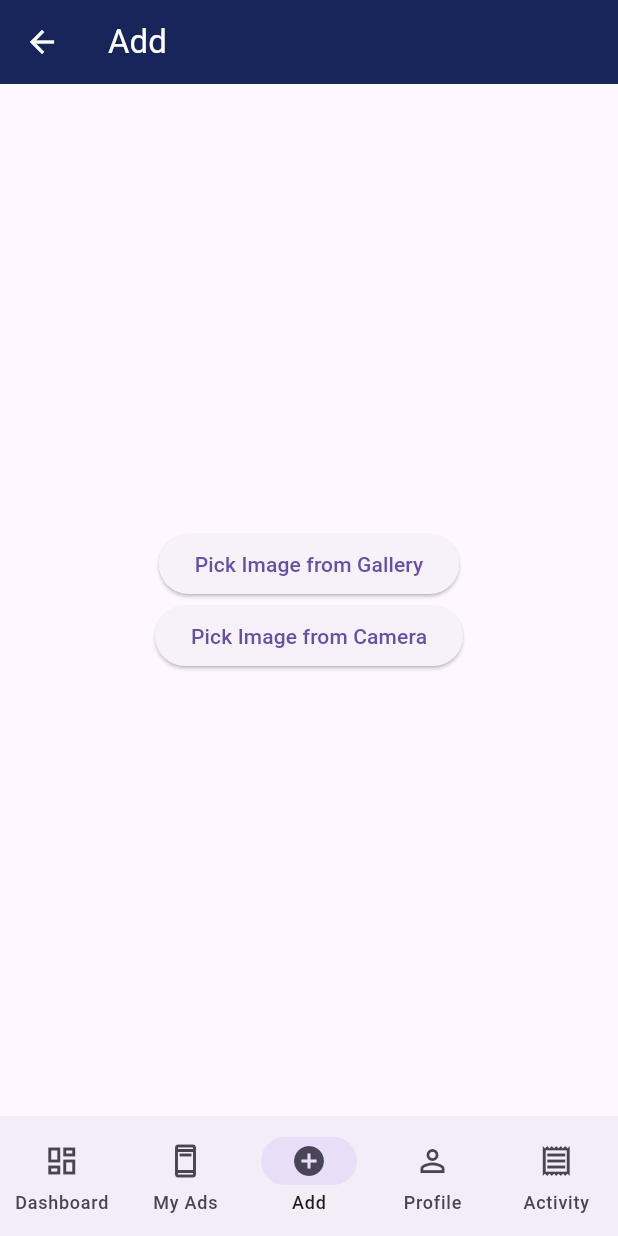
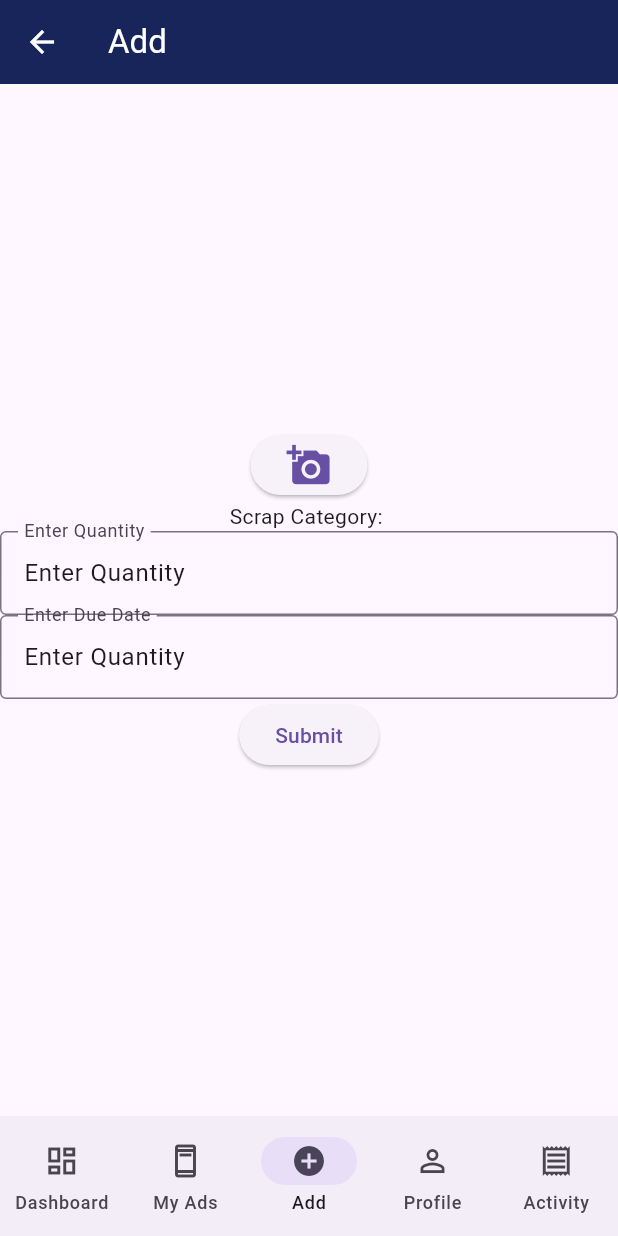
Before and after one commit to moneygoyal02/scrapconApp, a Flutter app: the DashboardScreen screen opened directly, item 3 of the bottom bar chosen, on a phone screen of 412 x 824 dp. Run offline on Flutter 3.47's test engine with Material 3 defaults, Android fonts, the light colour scheme and no system bars; our stand-ins replace flutter_svg, image_picker, material_design_icons_flutter; network calls fail.

Commit message:
Add User camera screen

```diff
--- a/scrapcon/lib/screens/user_screens/dashboard_screen.dart
+++ b/scrapcon/lib/screens/user_screens/dashboard_screen.dart
@@ -7,8 +7,10 @@ import 'user_activity.dart';
 import 'user_bottom_nav_bar.dart';
 
 class DashboardScreen extends StatefulWidget {
+  const DashboardScreen({super.key});
+
   @override
-  _DashboardScreenState createState() => _DashboardScreenState();
+  State<DashboardScreen> createState() => _DashboardScreenState();
 }
 
 class _DashboardScreenState extends State<DashboardScreen> {
@@ -32,7 +34,13 @@ class _DashboardScreenState extends State<DashboardScreen> {
   Widget build(BuildContext context) {
     return Scaffold(
       appBar: AppBar(
-        title: Text(['Dashboard', 'My Ads', 'Add', 'Profile', 'Activity'][_currentIndex]),
+        title: Text([
+          'Dashboard',
+          'My Ads',
+          'Add',
+          'Profile',
+          'Activity'
+        ][_currentIndex]),
         backgroundColor: Color(0xFF17255A),
         foregroundColor: Colors.white,
         elevation: 0,
--- a/scrapcon/lib/screens/user_screens/user_add.dart
+++ b/scrapcon/lib/screens/user_screens/user_add.dart
@@ -6,8 +6,47 @@ import 'package:flutter/material.dart';
 import 'package:image_picker/image_picker.dart';
 import 'package:http/http.dart' as http;
 import 'package:scrapcon/screens/passwords.dart';
+import 'package:scrapcon/screens/user_screens/user_activity.dart';
+
+import 'dart:ui';
+import 'package:flutter/material.dart';
+
+class LoadingOverlay extends StatelessWidget {
+  final bool isLoading;
+  final Widget child;
+
+  const LoadingOverlay({
+    super.key,
+    required this.isLoading,
+    required this.child,
+  });
+
+  @override
+  Widget build(BuildContext context) {
+    return Stack(
+      children: [
+        child, // Main content
+        if (isLoading) ...[
+          Positioned.fill(
+              child: BackdropFilter(
+            filter: ImageFilter.blur(sigmaX: 5, sigmaY: 5),
+            child: Opacity(
+              opacity: 0.3,
+              child: Container(
+                alignment: Alignment.center,
+                child: const CircularProgressIndicator(),
+              ),
+            ),
+          )),
+        ],
+      ],
+    );
+  }
+}
 
 class UserAddScreen extends StatefulWidget {
+  const UserAddScreen({super.key});
+
   @override
   State<UserAddScreen> createState() => _UserAddScreenState();
 }
@@ -17,15 +56,20 @@ class _UserAddScreenState extends State<UserAddScreen> {
   List<dynamic>? _detectedObjects;
   bool _isLoading = false;
 
-  Future<void> _pickImage(ImageSource source) async {
-    final pickedFile = await ImagePicker().pickImage(source: source);
+  String scrapCategory = '';
+  final _quantityController = TextEditingController(text: 'Enter Quantity');
+  final _scheduledDateController =
+      TextEditingController(text: 'Enter Due Date');
+
+  Future<void> _pickImage() async {
+    final pickedFile =
+        await ImagePicker().pickImage(source: ImageSource.camera);
 
     setState(() {
       if (pickedFile != null) {
         _image = File(pickedFile.path);
-        _detectedObjects = null; // Clear previous results
-      } else {
-        print('No image selected.');
+        _detectedObjects = null;
+        scrapCategory = '';
       }
     });
 
@@ -48,7 +92,9 @@ class _UserAddScreenState extends State<UserAddScreen> {
       final response = await http.post(
         Uri.parse(
             '${Passwords.backendUrl}/detect'), // Replace with your backend URL
-        body: jsonEncode({'image': base64Image}),
+        body: jsonEncode({
+          'image': base64Image,
+        }),
         headers: {'Content-Type': 'application/json'},
       );
 
@@ -56,21 +102,50 @@ class _UserAddScreenState extends State<UserAddScreen> {
         final jsonData = jsonDecode(response.body);
         setState(() {
           _detectedObjects = jsonData['objects'];
+
           _isLoading = false;
+          if (_detectedObjects == null || _detectedObjects!.isEmpty) {
+            _showErrorDialog('ERROR: ${response.body} ${response.statusCode}');
+          } else {
+            scrapCategory = _detectedObjects![0]['name'];
+          }
         });
       } else {
-        print('Error: ${response.statusCode}');
         setState(() {
           _isLoading = false;
         });
-        _showErrorDialog('Error: ${response.statusCode}');
+        _showErrorDialog('ERROR: ${response.body} ${response.statusCode}');
       }
     } catch (e) {
-      print('Error: $e');
       setState(() {
         _isLoading = false;
       });
-      _showErrorDialog('An error occurred: $e');
+      _showErrorDialog('ERROR: $e');
+    }
+  }
+
+  void _submitPickupRequest() async {
+    final response = await http.post(
+      Uri.parse(
+          '${Passwords.backendUrl}/api/pickups/request'), // Replace with your backend URL
+      body: jsonEncode({
+        'scrapImage': _image!,
+        'category': scrapCategory,
+        'quantity': _quantityController.text,
+        'scheduledDate': _scheduledDateController.text,
+      }),
+      headers: {'Content-Type': 'application/json'},
+    );
+
+    if (response.statusCode == 200) {
+      // ignore: use_build_context_synchronously
+      Navigator.of(context).push(MaterialPageRoute(
+          builder: (BuildContext context) => UserActivityScreen()));
+    } else {
+      setState(() {
+        _isLoading = false;
+      });
+      _showErrorDialog('ERROR: ${response.body} ${response.statusCode}');
     }
   }
 
@@ -100,36 +175,47 @@ class _UserAddScreenState extends State<UserAddScreen> {
       body: Center(
         child: SingleChildScrollView(
           // Added for scrollability
+          child: LoadingOverlay(
+              isLoading: _isLoading,
               child: Column(
                 mainAxisAlignment: MainAxisAlignment.center,
                 children: <Widget>[
-              if (_image != null) ...[
-                Image.file(_image!),
-                SizedBox(height: 20),
-              ],
+                  if (_image == null)
                     ElevatedButton(
-                onPressed: () => _pickImage(ImageSource.gallery),
-                child: Text('Pick Image from Gallery'),
+                        style: ButtonStyle(
+                          iconSize: WidgetStateProperty.all(30.0),
+                        ),
+                        onPressed: () => _pickImage(),
+                        child: Icon(Icons.add_a_photo))
+                  else
+                    Image.file(
+                      _image!,
+                      height: 300.0,
+                      width: 300.0,
+                    ),
+                  Text('Scrap Category: $scrapCategory'),
+                  TextField(
+                    controller: _quantityController,
+                    keyboardType: TextInputType.text,
+                    decoration: InputDecoration(
+                        labelText: 'Enter Quantity',
+                        border: OutlineInputBorder()),
+                  ),
+                  TextField(
+                    controller: _quantityController,
+                    keyboardType: TextInputType.datetime,
+                    decoration: InputDecoration(
+                        labelText: 'Enter Due Date',
+                        border: OutlineInputBorder()),
                   ),
                   ElevatedButton(
-                onPressed: () => _pickImage(ImageSource.camera),
-                child: Text('Pick Image from Camera'),
+                    onPressed: () {
+                      _submitPickupRequest();
+                    },
+                    child: Text('Submit'),
                   ),
-              if (_isLoading) ...[
-                SizedBox(height: 20),
-                CircularProgressIndicator(),
                 ],
-              if (_detectedObjects != null) ...[
-                SizedBox(height: 20),
-                Text('Detected Objects:',
-                    style: TextStyle(fontWeight: FontWeight.bold)),
-                SizedBox(height: 10),
-                for (var object in _detectedObjects!)
-                  Text(
-                      '${object['name']} (Confidence: ${object['confidence']})'),
-              ],
-            ],
-          ),
+              )),
         ),
       ),
     );
--- a/scrapcon/lib/screens/user_screens/user_bottom_nav_bar.dart
+++ b/scrapcon/lib/screens/user_screens/user_bottom_nav_bar.dart
@@ -4,7 +4,8 @@ class UserBottomNavBar extends StatelessWidget {
   final int currentIndex;
   final Function(int) onTap;
 
-  UserBottomNavBar({required this.currentIndex, required this.onTap});
+  const UserBottomNavBar(
+      {super.key, required this.currentIndex, required this.onTap});
 
   @override
   Widget build(BuildContext context) {
```
Also changed, not shown: scrapcon/lib/screens/user_screens/user_activity.dart (+7 -3 lines), scrapcon/lib/screens/user_screens/user_adds.dart (+16 -18 lines). Lines whose indentation alone changed are shown as unchanged.
